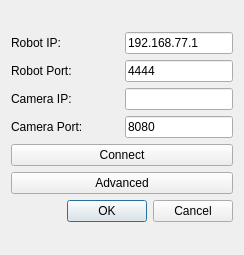
Above: connectForm.ui from trikset/trik-desktop-gamepad before the change. Below: the same form after it.
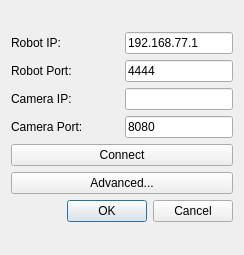
That is the form after the change.

Commit message:
Changed buttons' texts to Unicode symbols
Added the second label for Camera

Patch:
```diff
--- a/connectForm.ui
+++ b/connectForm.ui
@@ -154,7 +154,7 @@
           <bool>false</bool>
          </property>
          <property name="text">
-          <string>Advanced</string>
+          <string>Advanced...</string>
          </property>
         </widget>
        </item>
```
The commit also changes 2 other files.
